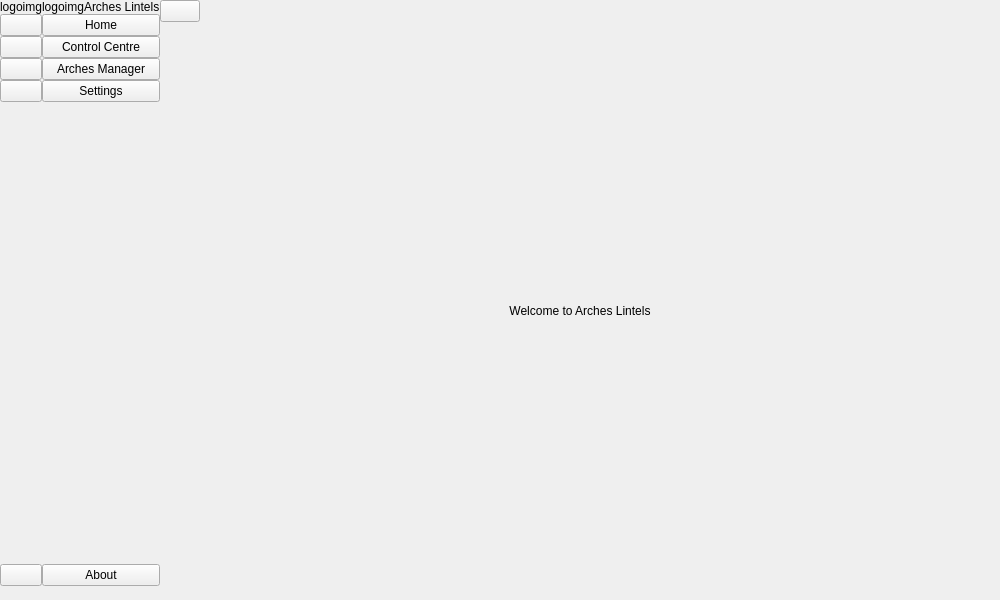
Above: arches_lintels/ui/ui_mainwindow.ui from k-int/arches-lintels before the change. Below: the same form after it.
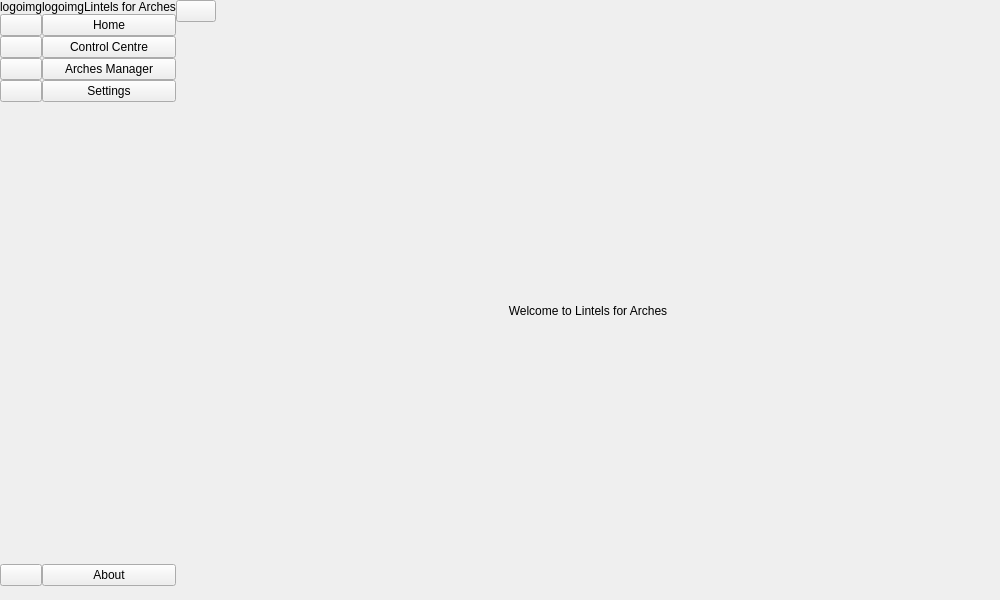
That is the form after the change. The open tabs and pages were chosen to show the change.

Patch:
```diff
--- a/arches_lintels/ui/ui_mainwindow.ui
+++ b/arches_lintels/ui/ui_mainwindow.ui
@@ -108,7 +108,7 @@
            <rect>
             <x>0</x>
             <y>0</y>
-            <width>792</width>
+            <width>769</width>
             <height>571</height>
            </rect>
           </property>
@@ -157,7 +157,7 @@
                <item>
                 <widget class="QLabel" name="homePageTitle">
                  <property name="text">
-                  <string>Welcome to Arches Lintels</string>
+                  <string>Welcome to Lintels for Arches</string>
                  </property>
                  <property name="alignment">
                   <set>Qt::AlignmentFlag::AlignCenter</set>
@@ -1085,7 +1085,7 @@
          <item>
           <widget class="QLabel" name="logoTextFull">
            <property name="text">
-            <string>Arches Lintels</string>
+            <string>Lintels for Arches</string>
            </property>
           </widget>
          </item>
```
Left out of the diff: 4 changed lines with no effect on the pictures.
